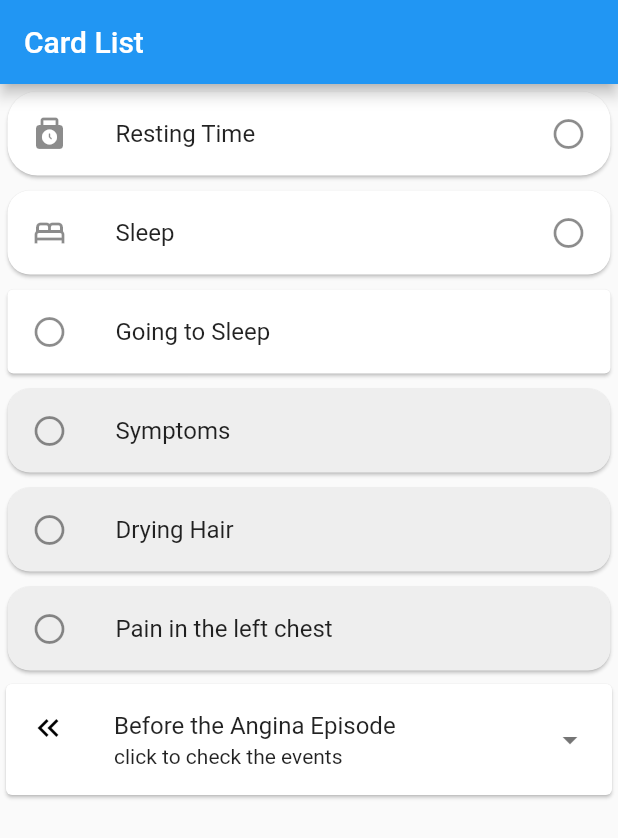
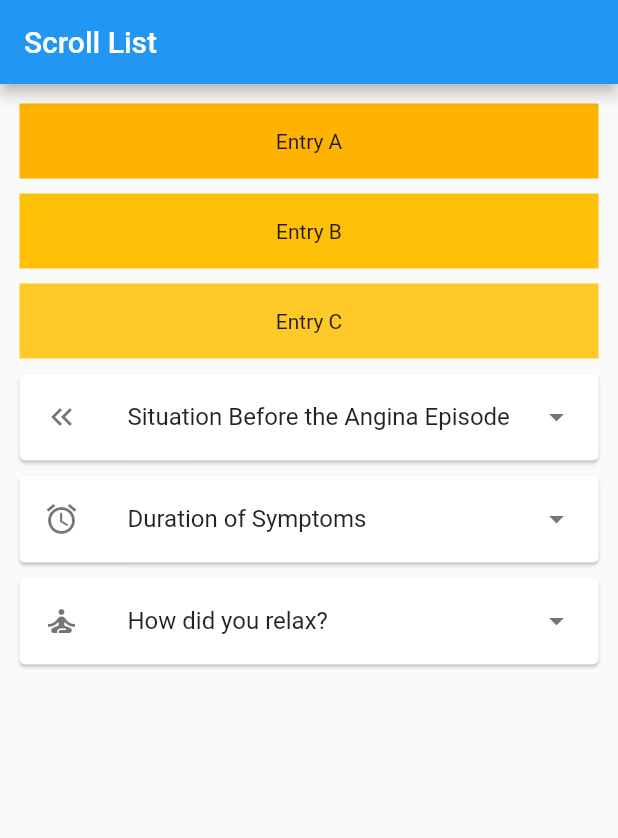
Before and after one commit to vinay061/accordionlist, a Flutter app: the screen it shows after launch, on a phone screen of 412 x 824 dp. Shown: the top 838 px of the screen. Run offline on Flutter 3.47's test engine with Material 2 defaults, Android fonts, the phone set to English and light mode, and no system bars; our stand-ins replace accordion, hive_flutter; accounts and stored records are empty.

Commit message:
major commits

```diff
--- a/lib/main.dart
+++ b/lib/main.dart
@@ -5,6 +5,8 @@ import 'package:accordionlist/pages/home_page.dart';
 import 'package:accordionlist/pages/listview.dart';
 import 'package:accordionlist/pages/cardlist.dart';
 import 'package:accordionlist/pages/listbuilder.dart';
+import 'package:accordionlist/pages/scrolllist.dart';
+import 'package:accordionlist/pages/radioselection.dart';
 
 void main() {
   runApp(const MyApp());
@@ -21,7 +23,8 @@ class MyApp extends StatelessWidget {
       theme: ThemeData(
         primarySwatch: Colors.blue,
       ),
-      home: Cardlist(),
+      home: const ScrollList(),
+      // home: const RadioCard(),
     );
   }
 }
--- a/lib/pages/listbuilder.dart
+++ b/lib/pages/listbuilder.dart
@@ -5,9 +5,9 @@ class ListItems extends StatelessWidget {
 
   @override
   Widget build(BuildContext context) {
-    return MaterialApp(
+    return const MaterialApp(
       title: "ListView.builder",
-      home: const ListViewBuilder(),
+      home: ListViewBuilder(),
     );
   }
 }
--- a/lib/pages/reusablecard.dart
+++ b/lib/pages/reusablecard.dart
@@ -3,7 +3,7 @@ import 'package:flutter/material.dart';
 class Reusecard extends StatelessWidget {
   String? name;
 
-  Reusecard({required this.name});
+  Reusecard({Key? key, required this.name}) : super(key: key);
 
   @override
   Widget build(BuildContext context) {
@@ -13,7 +13,7 @@ class Reusecard extends StatelessWidget {
         color: Colors.grey[200],
         shape: RoundedRectangleBorder(borderRadius: BorderRadius.circular(15)),
         child: ListTile(
-          leading: Icon(Icons.radio_button_unchecked_outlined),
+          leading: const Icon(Icons.radio_button_unchecked_outlined),
           title: Text('$name'),
         ),
       ),
--- /dev/null
+++ b/lib/pages/scrolllist.dart
@@ -0,0 +1,208 @@
+import 'package:flutter/material.dart';
+import 'package:accordionlist/pages/reusablecard.dart';
+import 'package:accordionlist/pages/radioselection.dart';
+import 'package:accordionlist/pages/radiopostexertion.dart';
+
+class ScrollList extends StatelessWidget {
+  const ScrollList({Key? key}) : super(key: key);
+
+  @override
+  Widget build(BuildContext context) {
+    // return const MaterialApp(
+    //   home: ScrollBuilder(),
+    // );
+    return const ScrollBuilder();
+  }
+}
+
+class ScrollBuilder extends StatelessWidget {
+  const ScrollBuilder({Key? key}) : super(key: key);
+
+  @override
+  Widget build(BuildContext context) {
+    return Scaffold(
+      appBar: AppBar(title: const Text('Scroll List')),
+      body: ListView(
+        padding: const EdgeInsets.all(8),
+        children: <Widget>[
+          Container(
+            height: 50,
+            margin: const EdgeInsets.all(5),
+            color: Colors.amber[600],
+            child: const Center(child: Text('Entry A')),
+          ),
+          Container(
+            height: 50,
+            margin: const EdgeInsets.all(5),
+            color: Colors.amber[500],
+            child: const Center(child: Text('Entry B')),
+          ),
+          Container(
+            height: 50,
+            margin: const EdgeInsets.all(5),
+            color: Colors.amber[400],
+            child: const Center(child: Text('Entry C')),
+          ),
+          //Reusecard(name: 'Test Card One'),
+          //Reusecard(name: 'Test Card Two'),
+          const ExpansionState()
+        ],
+      ),
+    );
+  }
+}
+
+class ExpansionState extends StatefulWidget {
+  const ExpansionState({Key? key}) : super(key: key);
+
+  @override
+  State<StatefulWidget> createState() {
+    return _ExpansionStateWidget();
+  }
+}
+
+class _ExpansionStateWidget extends State<ExpansionState> {
+  bool _customTileExpanded = false;
+
+  _ExpansionStateWidget();
+
+  @override
+  Widget build(BuildContext context) {
+    return Column(
+      children: <Widget>[
+        // Card(
+        //   margin: const EdgeInsets.all(5),
+        //   child: ExpansionTile(
+        //     leading: const Icon(Icons.keyboard_double_arrow_left),
+        //     title: const Text('Before the Angina Episode'),
+        //     trailing: Icon(_customTileExpanded
+        //         ? Icons.arrow_drop_down_circle
+        //         : Icons.arrow_drop_down),
+        //     children: [
+        //       Reusecard(name: 'During the day'),
+        //       Reusecard(name: 'Woken from sleep'),
+        //       Reusecard(name: 'On couch in the evening'),
+        //       ExpansionTile(
+        //         title: const Text('Environmental Pollutants'),
+        //         children: [
+        //           Reusecard(name: 'Noise'),
+        //           Reusecard(name: 'Lightning'),
+        //           Reusecard(name: 'Crowded Environment')
+        //         ],
+        //       )
+        //     ],
+        //     onExpansionChanged: (bool expanded) {
+        //       setState(() {
+        //         _customTileExpanded = expanded;
+        //       });
+        //     },
+        //   ),
+        // ),
+        // Card(
+        //   margin: const EdgeInsets.all(5),
+        //   child: ExpansionTile(
+        //     leading: const Icon(Icons.edit),
+        //     title: const Text('Description'),
+        //     trailing: Icon(_customTileExpanded
+        //         ? Icons.arrow_drop_down_circle
+        //         : Icons.arrow_drop_down),
+        //     children: [
+        //       Container(
+        //         height: 50,
+        //         margin: const EdgeInsets.all(5),
+        //         color: Colors.blue[400],
+        //         child: const Center(
+        //           child: Text('Chest Pain'),
+        //         ),
+        //       ),
+        //       ExpansionTile(
+        //         title: const Text('Chest Pain'),
+        //         collapsedTextColor: Colors.blue[400],
+        //         children: [
+        //           Reusecard(name: 'Left Side of the Chest'),
+        //           Reusecard(name: 'Right side of the Chest'),
+        //           Reusecard(name: 'Central to the Chest'),
+        //           Reusecard(name: 'Sharp Stabbing Pain'),
+        //           Reusecard(name: 'Pressure'),
+        //           Reusecard(name: 'Ache/Cramping'),
+        //           Reusecard(name: 'Burning')
+        //         ],
+        //       )
+        //     ],
+        //   ),
+        // ),
+        Card(
+          margin: const EdgeInsets.all(5),
+          child: ExpansionTile(
+            leading: const Icon(Icons.keyboard_double_arrow_left),
+            title: const Text('Situation Before the Angina Episode'),
+            trailing: Icon(_customTileExpanded
+                ? Icons.arrow_drop_down_circle
+                : Icons.arrow_drop_down),
+            onExpansionChanged: (bool expanded) {
+              setState(() {
+                _customTileExpanded = expanded;
+              });
+            },
+            children: [
+              Card(
+                color: Colors.blue[400],
+                child: const ExpansionTile(
+                  leading: Icon(Icons.bed_rounded),
+                  title: Text('At Rest'),
+                  children: [RadioCard()],
+                  collapsedIconColor: Colors.white,
+                  collapsedTextColor: Colors.white,
+                  iconColor: Colors.white,
+                  textColor: Colors.white,
+                ),
+              ),
+              Card(
+                color: Colors.blue[400],
+                child: const ExpansionTile(
+                  leading: Icon(Icons.directions_walk_outlined),
+                  title: Text('Post Exertion'),
+                  children: [RadioPostExertion()],
+                  collapsedIconColor: Colors.white,
+                  collapsedTextColor: Colors.white,
+                  iconColor: Colors.white,
+                  textColor: Colors.white,
+                ),
+              ),
+              // Card(),
+              // Card(),
+              // Card(),
+              // Card()
+            ],
+          ),
+        ),
+        Card(
+          margin: const EdgeInsets.all(5),
+          child: ExpansionTile(
+            leading: const Icon(Icons.alarm),
+            title: const Text('Duration of Symptoms'),
+            trailing: Icon(_customTileExpanded
+                ? Icons.arrow_drop_down_circle
+                : Icons.arrow_drop_down),
+            onExpansionChanged: (bool expanded) {
+              setState(() {
+                _customTileExpanded = expanded;
+              });
+            },
+            children: [RadioCard()],
+          ),
+        ),
+        Card(
+          margin: const EdgeInsets.all(5),
+          child: ExpansionTile(
+            leading: const Icon(Icons.self_improvement),
+            title: const Text('How did you relax?'),
+            trailing: Icon(_customTileExpanded
+                ? Icons.arrow_drop_down_circle
+                : Icons.arrow_drop_down),
+          ),
+        )
+      ],
+    );
+  }
+}
```
Also changed, not shown: lib/pages/radiopostexertion.dart (added, +150 -0 lines), lib/pages/radioselection.dart (added, +139 -0 lines).
